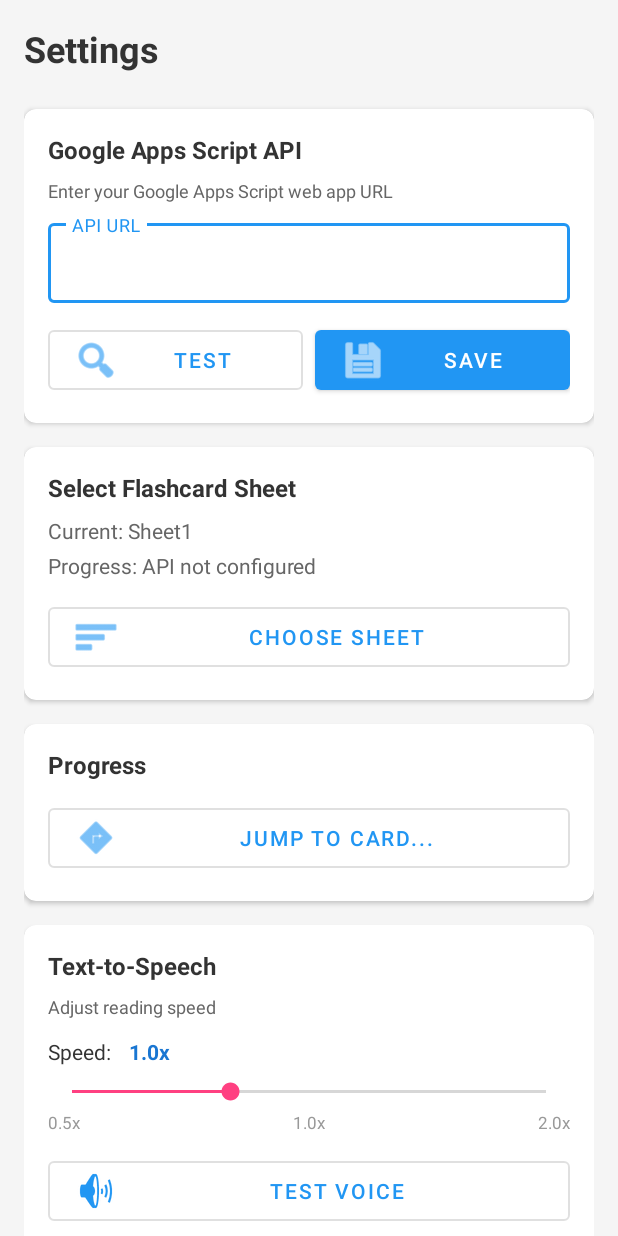
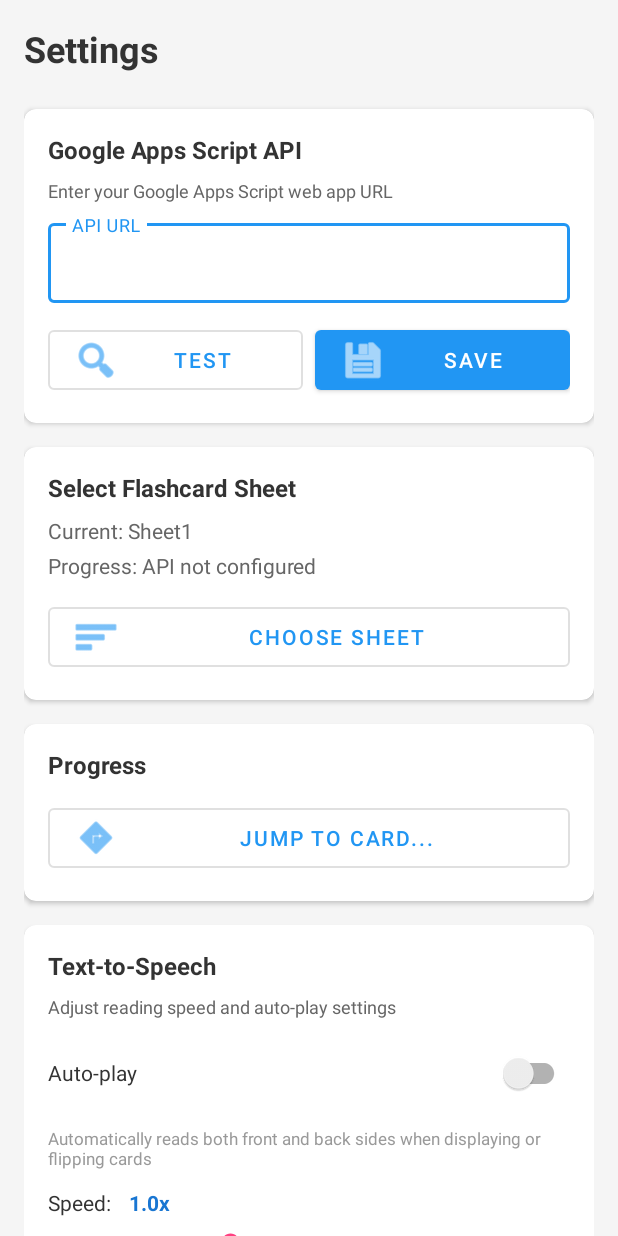
Before and after one commit to paulica1211/flashcards, an Android app: the screen it shows after launch (SettingsActivity), on a phone screen of 412 x 824 dp. Run offline under Robolectric (Android 15) with nearby library versions, the phone set to English and light mode, and no system bars.

Commit message:
feat: Add auto-play functionality for automatic text-to-speech
- Add Auto-play switch in Settings
- Automatically reads front side when displaying new card
- Automatically reads back side when flipping card
- Stops current TTS when switching cards or flipping

🤖 Generated with [Claude Code](https://claude.com/claude-code)

Co-Authored-By: Claude <noreply@anthropic.com>

```diff
--- a/android/app/build.gradle
+++ b/android/app/build.gradle
@@ -22,6 +22,8 @@ android {
         release {
             minifyEnabled false
             proguardFiles getDefaultProguardFile('proguard-android-optimize.txt'), 'proguard-rules.pro'
+            // Use debug signing for personal builds
+            signingConfig signingConfigs.debug
         }
     }
 
--- a/android/app/src/main/java/com/flashcardapp/ui/FlashcardActivity.java
+++ b/android/app/src/main/java/com/flashcardapp/ui/FlashcardActivity.java
@@ -62,6 +62,7 @@ public class FlashcardActivity extends AppCompatActivity {
     private static final String KEY_CARD_NUMBER = "current_card_number";
     private static final String KEY_SHEET_NAME = "selected_sheet_name";
     private static final String KEY_TTS_SPEED = "tts_speech_rate";
+    private static final String KEY_TTS_AUTO_PLAY = "tts_auto_play";
     private static final int PREFETCH_COUNT = 10; // Number of cards to prefetch
     private static final int SWIPE_THRESHOLD = 100;
     private static final int SWIPE_VELOCITY_THRESHOLD = 100;
@@ -511,6 +512,16 @@ public class FlashcardActivity extends AppCompatActivity {
         if (isSpeaking) {
             stopTTS();
         }
+
+        // Auto-play if enabled
+        if (shouldAutoPlay()) {
+            speakCurrentSide();
+        }
+    }
+
+    private boolean shouldAutoPlay() {
+        SharedPreferences preferences = getSharedPreferences(PREFS_NAME, MODE_PRIVATE);
+        return preferences.getBoolean(KEY_TTS_AUTO_PLAY, false);
     }
 
     private void updateImportanceButtons(int importance) {
@@ -622,6 +633,11 @@ public class FlashcardActivity extends AppCompatActivity {
         isFlipping = true;
         Log.d(TAG, "Flipping card from " + (isShowingFront ? "front" : "back"));
 
+        // Stop current TTS if playing
+        if (isSpeaking) {
+            stopTTS();
+        }
+
         // Flip with animation
         final float scale = getResources().getDisplayMetrics().density;
         flashcardContainer.setCameraDistance(8000 * scale);
@@ -644,6 +660,11 @@ public class FlashcardActivity extends AppCompatActivity {
             frontSideText.postDelayed(() -> {
                 frontSideText.setVisibility(View.GONE);
                 isFlipping = false;
+
+                // Auto-play back side after flip animation
+                if (shouldAutoPlay()) {
+                    speakCurrentSide();
+                }
             }, 200);
 
             isShowingFront = false;
@@ -662,6 +683,11 @@ public class FlashcardActivity extends AppCompatActivity {
             backSideText.postDelayed(() -> {
                 backSideText.setVisibility(View.GONE);
                 isFlipping = false;
+
+                // Auto-play front side after flip animation
+                if (shouldAutoPlay()) {
+                    speakCurrentSide();
+                }
             }, 200);
 
             isShowingFront = true;
--- a/android/app/src/main/java/com/flashcardapp/ui/SettingsActivity.java
+++ b/android/app/src/main/java/com/flashcardapp/ui/SettingsActivity.java
@@ -14,6 +14,7 @@ import android.widget.Toast;
 import java.util.Locale;
 
 import androidx.appcompat.app.AppCompatActivity;
+import androidx.appcompat.widget.SwitchCompat;
 
 import com.flashcardapp.R;
 import com.flashcardapp.models.SheetList;
@@ -35,6 +36,7 @@ public class SettingsActivity extends AppCompatActivity {
     private static final String KEY_SHEET_NAME = "selected_sheet_name";
     private static final String KEY_CARD_NUMBER = "current_card_number";
     private static final String KEY_TTS_SPEED = "tts_speech_rate";
+    private static final String KEY_TTS_AUTO_PLAY = "tts_auto_play";
 
     private EditText apiUrlEditText;
     private MaterialButton testConnectionButton;
@@ -46,6 +48,7 @@ public class SettingsActivity extends AppCompatActivity {
     private MaterialButton backToFlashcardsButton;
     private SeekBar ttsSpeedSeekBar;
     private TextView ttsSpeedValueText;
+    private SwitchCompat autoPlaySwitch;
     private MaterialButton testTtsButton;
     private SharedPreferences prefs;
     private QuizApiService apiService;
@@ -78,6 +81,7 @@ public class SettingsActivity extends AppCompatActivity {
         backToFlashcardsButton = findViewById(R.id.backToFlashcardsButton);
         ttsSpeedSeekBar = findViewById(R.id.ttsSpeedSeekBar);
         ttsSpeedValueText = findViewById(R.id.ttsSpeedValueText);
+        autoPlaySwitch = findViewById(R.id.autoPlaySwitch);
         testTtsButton = findViewById(R.id.testTtsButton);
     }
 
@@ -166,6 +170,12 @@ public class SettingsActivity extends AppCompatActivity {
         });
 
         testTtsButton.setOnClickListener(v -> testTtsVoice());
+
+        // Auto-play switch listener
+        autoPlaySwitch.setOnCheckedChangeListener((buttonView, isChecked) -> {
+            prefs.edit().putBoolean(KEY_TTS_AUTO_PLAY, isChecked).apply();
+            Log.d(TAG, "Auto-play set to: " + isChecked);
+        });
     }
 
     private void saveApiUrl() {
@@ -408,7 +418,10 @@ public class SettingsActivity extends AppCompatActivity {
             textToSpeech.setSpeechRate(savedSpeed);
         }
 
-        Log.d(TAG, "Loaded TTS speed: " + savedSpeed);
+        boolean autoPlay = prefs.getBoolean(KEY_TTS_AUTO_PLAY, false);
+        autoPlaySwitch.setChecked(autoPlay);
+
+        Log.d(TAG, "Loaded TTS speed: " + savedSpeed + ", Auto-play: " + autoPlay);
     }
 
     private float progressToSpeed(int progress) {
--- a/android/app/src/main/res/layout/activity_settings.xml
+++ b/android/app/src/main/res/layout/activity_settings.xml
@@ -209,9 +209,39 @@
                 <TextView
                     android:layout_width="wrap_content"
                     android:layout_height="wrap_content"
-                    android:text="Adjust reading speed"
+                    android:text="Adjust reading speed and auto-play settings"
                     android:textSize="12sp"
                     android:textColor="#666666"
+                    android:layout_marginBottom="12dp" />
+
+                <LinearLayout
+                    android:layout_width="match_parent"
+                    android:layout_height="wrap_content"
+                    android:orientation="horizontal"
+                    android:gravity="center_vertical"
+                    android:layout_marginBottom="12dp">
+
+                    <TextView
+                        android:layout_width="0dp"
+                        android:layout_height="wrap_content"
+                        android:layout_weight="1"
+                        android:text="Auto-play"
+                        android:textSize="14sp"
+                        android:textColor="#333333" />
+
+                    <androidx.appcompat.widget.SwitchCompat
+                        android:id="@+id/autoPlaySwitch"
+                        android:layout_width="wrap_content"
+                        android:layout_height="wrap_content" />
+
+                </LinearLayout>
+
+                <TextView
+                    android:layout_width="wrap_content"
+                    android:layout_height="wrap_content"
+                    android:text="Automatically reads both front and back sides when displaying or flipping cards"
+                    android:textSize="11sp"
+                    android:textColor="#999999"
                     android:layout_marginBottom="12dp" />
 
                 <LinearLayout
```
